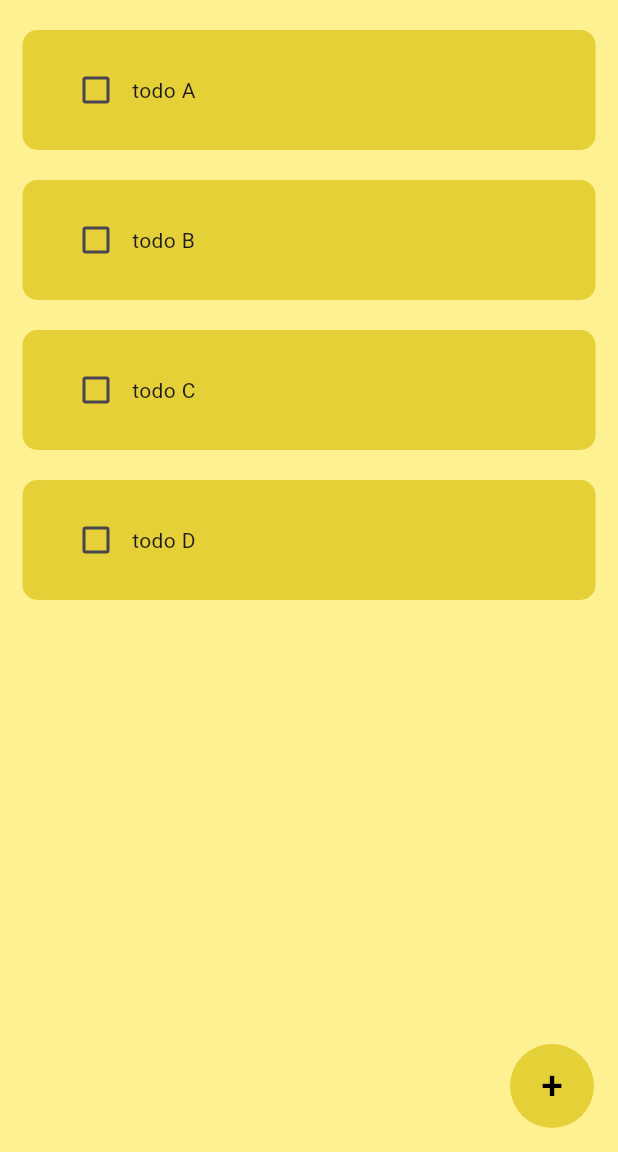
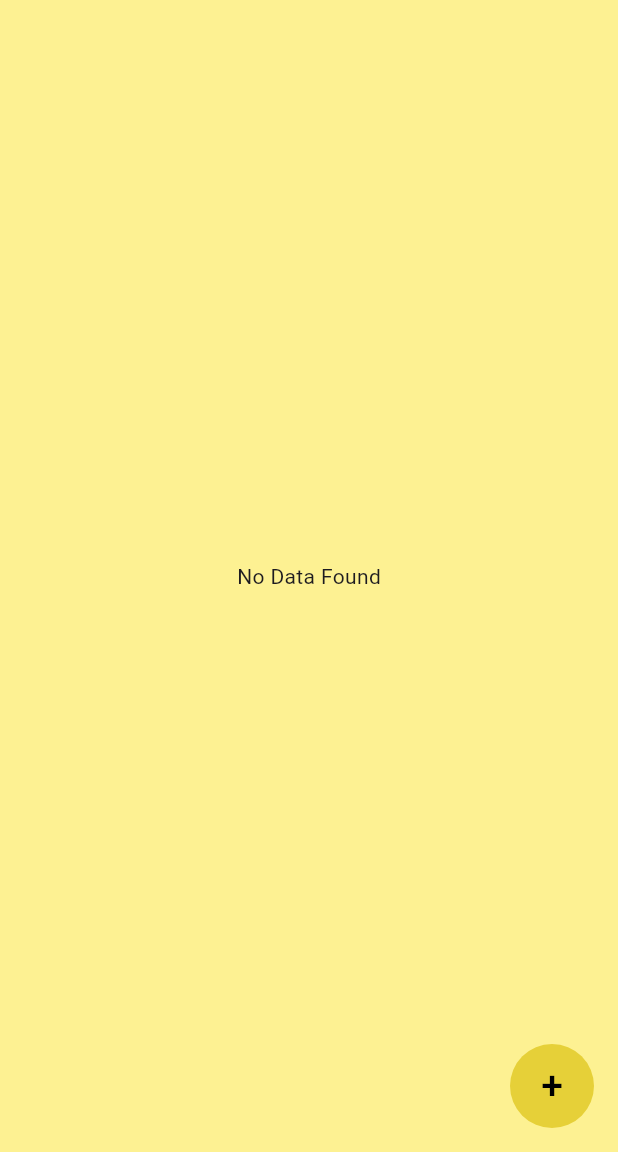
Before and after one commit to KN237/ProviderTodoList, a Flutter app: the screen it shows after launch, on a phone screen of 412 x 824 dp, the part 84-1236 px from its top. Run offline on Flutter 3.47's test engine with Material 3 defaults, Android fonts, the phone set to English and light mode, and no system bars; our stand-ins replace flutter_riverpod.

Commit message:
riverpod step 1

```diff
--- a/lib/main.dart
+++ b/lib/main.dart
@@ -1,12 +1,15 @@
 import 'package:flutter/material.dart';
-import 'package:provider/provider.dart';
+import 'package:flutter_riverpod/flutter_riverpod.dart';
 import 'package:simple_todo/config.dart';
-import 'package:simple_todo/providers/todo_provider.dart';
 import 'package:simple_todo/widgets/mydialog.dart';
 import 'package:simple_todo/widgets/todos.dart';
 
 void main() {
-  runApp(const MyApp());
+  runApp(
+    const ProviderScope(
+      child: MyApp(),
+    ),
+  );
 }
 
 class MyApp extends StatelessWidget {
@@ -14,16 +17,9 @@ class MyApp extends StatelessWidget {
 
   @override
   Widget build(context) {
-    return MultiProvider(
-      providers: [
-        ChangeNotifierProvider(
-          create: (_) => TodoProvider(),
-        )
-      ],
-      child: const MaterialApp(
-        debugShowCheckedModeBanner: false,
-        home: Todo(),
-      ),
+    return const MaterialApp(
+      debugShowCheckedModeBanner: false,
+      home: Todo(),
     );
   }
 }
--- a/lib/providers/todo_provider.dart
+++ b/lib/providers/todo_provider.dart
@@ -1,23 +1,21 @@
-import 'package:flutter/material.dart';
+import 'package:flutter_riverpod/flutter_riverpod.dart';
 import 'package:simple_todo/models/todo.dart';
 
-class TodoProvider extends ChangeNotifier {
-  final List<TodoModel> _todos = [
-    TodoModel(title: 'todo A'),
-    TodoModel(title: 'todo B'),
-    TodoModel(title: 'todo C'),
-    TodoModel(title: 'todo D'),
-  ];
-
-  List<TodoModel> get todos => _todos;
+class TodoNotifier extends StateNotifier<List<TodoModel>> {
+  TodoNotifier() : super([]);
 
   void addTodo(TodoModel todo) {
-    _todos.add(todo);
-    notifyListeners();
+    state = [...state, todo];
   }
 
   void removeTodo(TodoModel todo) {
-    _todos.remove(todo);
-    notifyListeners();
+    state = state.where((elt) {
+      return todo.title != elt.title;
+    }).toList();
   }
 }
+
+final todoProvider =
+    StateNotifierProvider<TodoNotifier, List<TodoModel>>((ref) {
+  return TodoNotifier();
+});
--- a/lib/widgets/todos.dart
+++ b/lib/widgets/todos.dart
@@ -1,27 +1,26 @@
 import 'package:flutter/material.dart';
-import 'package:provider/provider.dart';
+import 'package:flutter_riverpod/flutter_riverpod.dart';
 import 'package:simple_todo/config.dart';
 import 'package:simple_todo/providers/todo_provider.dart';
 
-class Todos extends StatelessWidget {
+class Todos extends ConsumerWidget {
   const Todos({super.key});
 
   @override
-  Widget build(BuildContext context) {
-    if (context.read<TodoProvider>().todos.isEmpty) {
+  Widget build(BuildContext context, WidgetRef ref) {
+    final todos = ref.watch(todoProvider);
+    if (todos.isEmpty) {
       return const Center(
-        child: Text('No Data Found '),
+        child: Text('No Data Found'),
       );
     } else {
       return ListView.builder(
-        itemCount: context.watch<TodoProvider>().todos.length,
+        itemCount: todos.length,
         itemBuilder: (_, index) {
           return Dismissible(
             key: UniqueKey(),
             onDismissed: (_) {
-              context
-                  .read<TodoProvider>()
-                  .removeTodo(context.read<TodoProvider>().todos[index]);
+              ref.read(todoProvider.notifier).removeTodo(todos[index]);
             },
             direction: DismissDirection.endToStart,
             background: Container(
@@ -52,12 +51,11 @@ class Todos extends StatelessWidget {
                 children: [
                   Checkbox(
                       activeColor: const Color.fromARGB(255, 105, 94, 9),
-                      value: context.read<TodoProvider>().todos[index].status,
+                      value: todos[index].status,
                       onChanged: (newValue) {
-                        context.read<TodoProvider>().todos[index].status =
-                            newValue!;
+                        ref.read(todoProvider)[index].status = newValue!;
                       }),
-                  Text(context.read<TodoProvider>().todos[index].title),
+                  Text(todos[index].title),
                 ],
               ),
             ),
```
Also changed, not shown: lib/widgets/mydialog.dart (+6 -6 lines), pubspec.yaml (+4 -13 lines), pubspec.lock.
